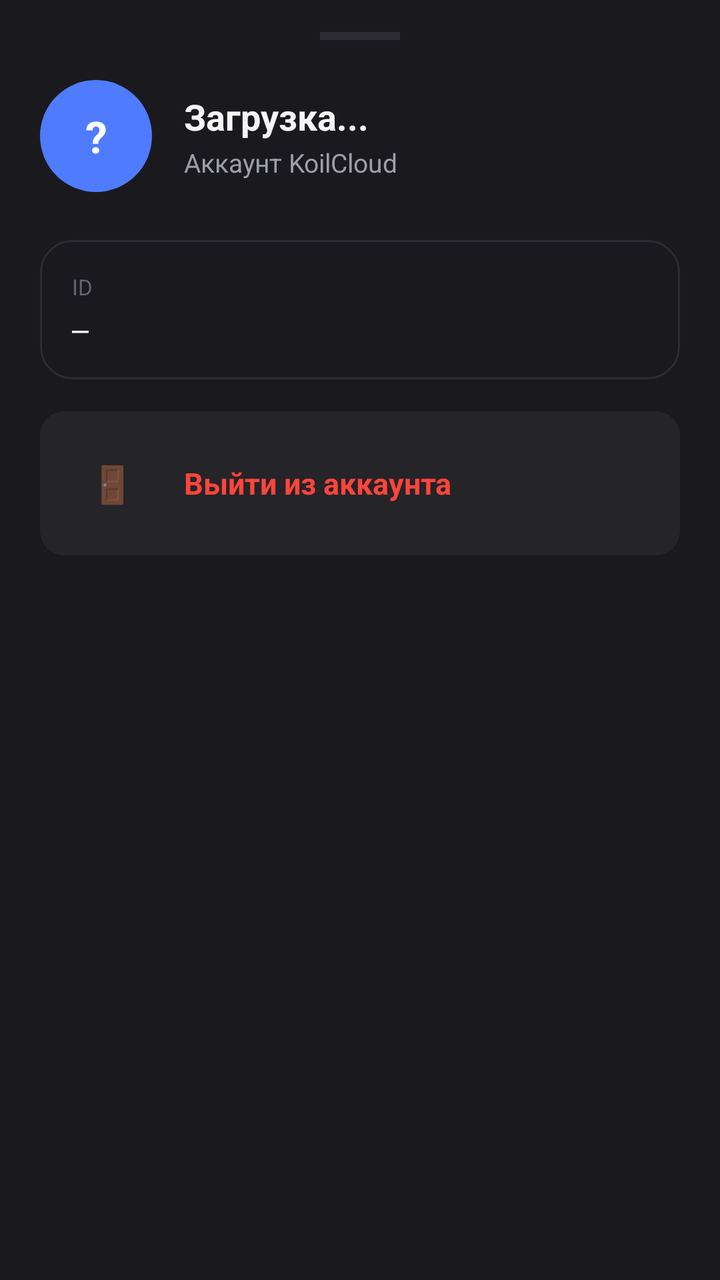
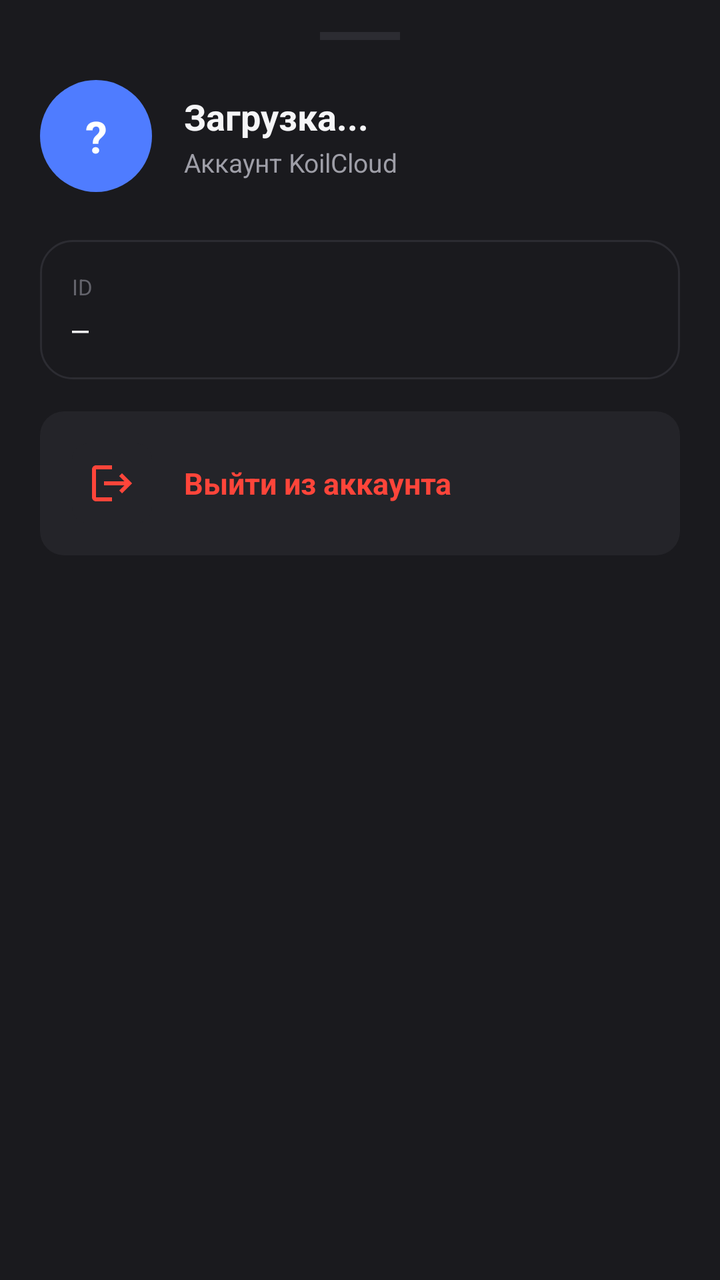

An Android layout rendered at two revisions. The XML below is the earlier revision; the diff shows what the commit changed to produce the second picture.
<!-- AndroidManifest.xml: application theme Theme.KoilCloud -->
<!-- res/layout/sheet_profile.xml -->
<?xml version="1.0" encoding="utf-8"?>
<LinearLayout xmlns:android="http://schemas.android.com/apk/res/android"
    android:layout_width="match_parent"
    android:layout_height="wrap_content"
    android:orientation="vertical"
    android:background="@color/surface"
    android:paddingHorizontal="20dp"
    android:paddingTop="16dp"
    android:paddingBottom="24dp">

    <View
        android:layout_width="40dp"
        android:layout_height="4dp"
        android:layout_gravity="center_horizontal"
        android:layout_marginBottom="20dp"
        android:background="@color/border" />

    
    <LinearLayout
        android:layout_width="match_parent"
        android:layout_height="wrap_content"
        android:orientation="horizontal"
        android:gravity="center_vertical"
        android:layout_marginBottom="24dp">

        <TextView
            android:id="@+id/profileAvatar"
            android:layout_width="56dp"
            android:layout_height="56dp"
            android:background="@drawable/bg_avatar"
            android:gravity="center"
            android:text="?"
            android:textColor="#FFFFFF"
            android:textSize="22sp"
            android:textStyle="bold" />

        <LinearLayout
            android:layout_width="0dp"
            android:layout_height="wrap_content"
            android:layout_weight="1"
            android:layout_marginStart="16dp"
            android:orientation="vertical">

            <TextView
                android:id="@+id/profileLogin"
                android:layout_width="wrap_content"
                android:layout_height="wrap_content"
                android:text="Загрузка..."
                android:textColor="@color/text_primary"
                android:textSize="18sp"
                android:textStyle="bold" />

            <TextView
                android:id="@+id/profileSubtitle"
                android:layout_width="wrap_content"
                android:layout_height="wrap_content"
                android:layout_marginTop="2dp"
                android:text="Аккаунт KoilCloud"
                android:textColor="@color/text_secondary"
                android:textSize="13sp" />
        </LinearLayout>
    </LinearLayout>

    
    <LinearLayout
        android:layout_width="match_parent"
        android:layout_height="wrap_content"
        android:orientation="vertical"
        android:background="@drawable/bg_card"
        android:padding="16dp"
        android:layout_marginBottom="16dp">

        <TextView
            android:id="@+id/profileIdLabel"
            android:layout_width="wrap_content"
            android:layout_height="wrap_content"
            android:text="ID"
            android:textColor="@color/text_tertiary"
            android:textSize="11sp"
            android:textAllCaps="true" />

        <TextView
            android:id="@+id/profileId"
            android:layout_width="match_parent"
            android:layout_height="wrap_content"
            android:layout_marginTop="4dp"
            android:text="—"
            android:textColor="@color/text_primary"
            android:textSize="14sp"
            android:fontFamily="monospace" />
    </LinearLayout>

    
    <LinearLayout
        android:id="@+id/profileLogout"
        android:layout_width="match_parent"
        android:layout_height="wrap_content"
        android:orientation="horizontal"
        android:gravity="center_vertical"
        android:background="@drawable/bg_sheet_item"
        android:padding="16dp"
        android:clickable="true"
        android:focusable="true"
        android:foreground="?attr/selectableItemBackground">

        <TextView
            android:layout_width="40dp"
            android:layout_height="40dp"
            android:background="@drawable/bg_icon"
            android:gravity="center"
            android:text="🚪"
            android:textSize="18sp" />

        <TextView
            android:layout_width="wrap_content"
            android:layout_height="wrap_content"
            android:layout_marginStart="16dp"
            android:text="Выйти из аккаунта"
            android:textColor="@color/danger"
            android:textSize="15sp"
            android:textStyle="bold" />
    </LinearLayout>

</LinearLayout>
<!-- resources referenced by this layout -->
<resources>
  <color name="border">#2C2C32</color>
  <color name="danger">#FF453A</color>
  <color name="surface">#1A1A1E</color>
  <color name="text_primary">#F5F5F7</color>
  <color name="text_secondary">#9E9EA7</color>
  <color name="text_tertiary">#63636B</color>
  <!-- drawable bg_avatar (drawable) -->
  <?xml version="1.0" encoding="utf-8"?>
  <shape xmlns:android="http://schemas.android.com/apk/res/android" android:shape="oval">
      <solid android:color="@color/primary" />
  </shape>
  <!-- drawable bg_card (drawable) -->
  <?xml version="1.0" encoding="utf-8"?>
  <shape xmlns:android="http://schemas.android.com/apk/res/android">
      <solid android:color="@color/surface" />
      <corners android:radius="16dp" />
      <stroke android:width="1dp" android:color="@color/border" />
  </shape>
  <!-- drawable bg_icon (drawable) -->
  <?xml version="1.0" encoding="utf-8"?>
  <shape xmlns:android="http://schemas.android.com/apk/res/android">
      <solid android:color="@color/surface_elevated" />
      <corners android:radius="8dp" />
  </shape>
  <!-- drawable bg_sheet_item (drawable) -->
  <?xml version="1.0" encoding="utf-8"?>
  <shape xmlns:android="http://schemas.android.com/apk/res/android">
      <solid android:color="@color/surface_elevated" />
      <corners android:radius="12dp" />
  </shape>
  <style name="Theme.KoilCloud" parent="Theme.MaterialComponents.DayNight.NoActionBar">
          <item name="android:statusBarColor">@color/bg</item>
          <item name="android:navigationBarColor">@color/bg</item>
          <item name="android:windowBackground">@color/bg</item>
          <item name="android:windowLightStatusBar">false</item>
      </style>
  <color name="primary">#4F7CFF</color>
  <color name="surface_elevated">#242429</color>
  <color name="bg">#0D0D0F</color>
</resources>

<!-- the commit's change to res/layout/sheet_profile.xml (unified diff, before → after) -->
@@ -1,5 +1,6 @@
 <?xml version="1.0" encoding="utf-8"?>
 <LinearLayout xmlns:android="http://schemas.android.com/apk/res/android"
+    xmlns:app="http://schemas.android.com/apk/res-auto"
     android:layout_width="match_parent"
     android:layout_height="wrap_content"
     android:orientation="vertical"
@@ -103,13 +104,13 @@
         android:focusable="true"
         android:foreground="?attr/selectableItemBackground">
 
-        <TextView
+        <ImageView
             android:layout_width="40dp"
             android:layout_height="40dp"
             android:background="@drawable/bg_icon"
-            android:gravity="center"
-            android:text="🚪"
-            android:textSize="18sp" />
+            android:padding="8dp"
+            android:src="@drawable/ic_logout"
+            app:tint="@color/danger" />
 
         <TextView
             android:layout_width="wrap_content"
<!-- resource entries referenced after the edit -->
@@ -30,6 +30,12 @@
       <solid android:color="@color/surface_elevated" />
       <corners android:radius="12dp" />
   </shape>
+  <!-- drawable ic_logout (drawable) -->
+  <vector xmlns:android="http://schemas.android.com/apk/res/android" android:autoMirrored="true" android:height="24dp" android:tint="#000000" android:viewportHeight="24" android:viewportWidth="24" android:width="24dp">
+        
+      <path android:fillColor="@android:color/white" android:pathData="M17,7l-1.41,1.41L18.17,11H8v2h10.17l-2.58,2.58L17,17l5,-5zM4,5h8V3H4c-1.1,0 -2,0.9 -2,2v14c0,1.1 0.9,2 2,2h8v-2H4V5z"/>
+      
+  </vector>
   <style name="Theme.KoilCloud" parent="Theme.MaterialComponents.DayNight.NoActionBar">
           <item name="android:statusBarColor">@color/bg</item>
           <item name="android:navigationBarColor">@color/bg</item>
